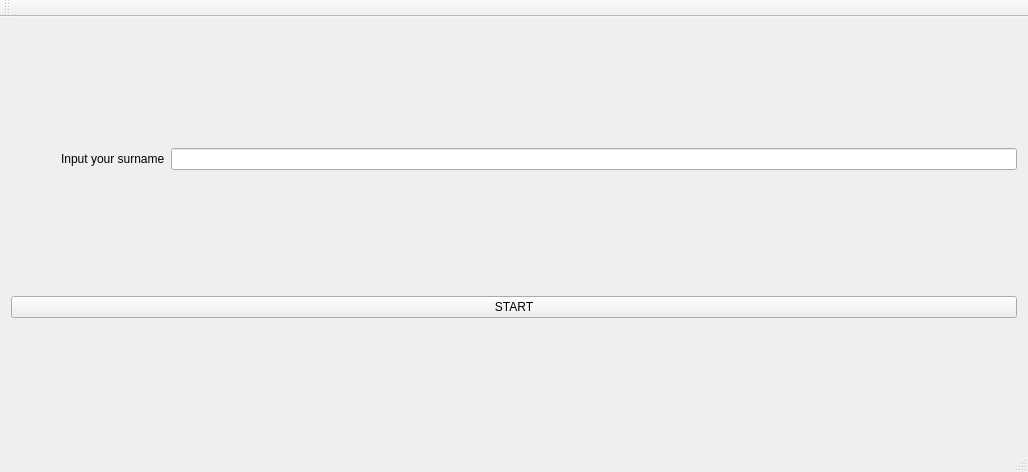
First picture: the form in mainwindow.ui, repository ValeriaGrigoruants/Platform-for-learning-programming, before the edit.
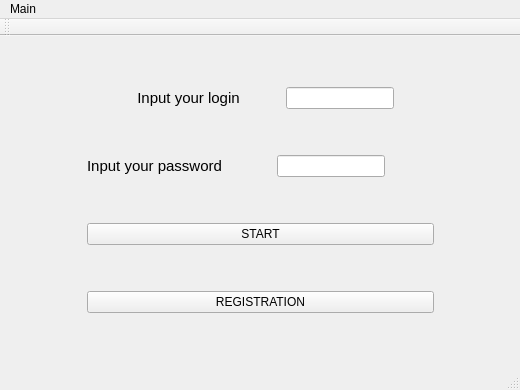
Second picture: the form after the edit.

```diff
--- a/mainwindow.ui
+++ b/mainwindow.ui
@@ -6,23 +6,21 @@
    <rect>
     <x>0</x>
     <y>0</y>
-    <width>1028</width>
-    <height>472</height>
+    <width>520</width>
+    <height>390</height>
    </rect>
   </property>
   <property name="windowTitle">
    <string>MainWindow</string>
   </property>
+  <property name="styleSheet">
+   <string notr="true">MainWindow {
+	background-color: rgb(125, 255, 216);
+}</string>
+  </property>
   <widget class="QWidget" name="centralWidget">
    <layout class="QGridLayout" name="gridLayout">
-    <item row="1" column="0">
-     <widget class="QPushButton" name="Start">
-      <property name="text">
-       <string>START</string>
-      </property>
-     </widget>
-    </item>
-    <item row="0" column="0">
+    <item row="0" column="1">
      <layout class="QHBoxLayout" name="horizontalLayout">
       <item>
        <widget class="QLabel" name="label">
@@ -39,7 +37,7 @@
          <number>0</number>
         </property>
         <property name="text">
-         <string>Input your surname</string>
+         <string>&lt;html&gt;&lt;head/&gt;&lt;body&gt;&lt;p align=&quot;center&quot;&gt;&lt;span style=&quot; font-size:11pt;&quot;&gt;Input your login&lt;/span&gt;&lt;/p&gt;&lt;/body&gt;&lt;/html&gt;</string>
         </property>
         <property name="textFormat">
          <enum>Qt::AutoText</enum>
@@ -58,11 +56,117 @@
         </property>
        </widget>
       </item>
+      <item>
+       <spacer name="horizontalSpacer_3">
+        <property name="orientation">
+         <enum>Qt::Horizontal</enum>
+        </property>
+        <property name="sizeHint" stdset="0">
+         <size>
+          <width>40</width>
+          <height>20</height>
+         </size>
+        </property>
+       </spacer>
+      </item>
       <item>
        <widget class="QLineEdit" name="surname"/>
       </item>
+      <item>
+       <spacer name="horizontalSpacer_4">
+        <property name="orientation">
+         <enum>Qt::Horizontal</enum>
+        </property>
+        <property name="sizeHint" stdset="0">
+         <size>
+          <width>40</width>
+          <height>20</height>
+         </size>
+        </property>
+       </spacer>
+      </item>
      </layout>
     </item>
+    <item row="4" column="1">
+     <widget class="QPushButton" name="Start">
+      <property name="text">
+       <string>START</string>
+      </property>
+     </widget>
+    </item>
+    <item row="1" column="1">
+     <layout class="QHBoxLayout" name="horizontalLayout_2">
+      <item>
+       <widget class="QLabel" name="label_2">
+        <property name="text">
+         <string>&lt;html&gt;&lt;head/&gt;&lt;body&gt;&lt;p align=&quot;center&quot;&gt;&lt;span style=&quot; font-size:11pt;&quot;&gt;Input your password&lt;/span&gt;&lt;/p&gt;&lt;/body&gt;&lt;/html&gt;</string>
+        </property>
+       </widget>
+      </item>
+      <item>
+       <spacer name="horizontalSpacer_5">
+        <property name="orientation">
+         <enum>Qt::Horizontal</enum>
+        </property>
+        <property name="sizeHint" stdset="0">
+         <size>
+          <width>40</width>
+          <height>20</height>
+         </size>
+        </property>
+       </spacer>
+      </item>
+      <item>
+       <widget class="QLineEdit" name="password"/>
+      </item>
+      <item>
+       <spacer name="horizontalSpacer_6">
+        <property name="orientation">
+         <enum>Qt::Horizontal</enum>
+        </property>
+        <property name="sizeHint" stdset="0">
+         <size>
+          <width>40</width>
+          <height>20</height>
+         </size>
+        </property>
+       </spacer>
+      </item>
+     </layout>
+    </item>
+    <item row="0" column="0">
+     <spacer name="horizontalSpacer">
+      <property name="orientation">
+       <enum>Qt::Horizontal</enum>
+      </property>
+      <property name="sizeHint" stdset="0">
+       <size>
+        <width>40</width>
+        <height>20</height>
+       </size>
+      </property>
+     </spacer>
+    </item>
+    <item row="0" column="2">
+     <spacer name="horizontalSpacer_2">
+      <property name="orientation">
+       <enum>Qt::Horizontal</enum>
+      </property>
+      <property name="sizeHint" stdset="0">
+       <size>
+        <width>40</width>
+        <height>20</height>
+       </size>
+      </property>
+     </spacer>
+    </item>
+    <item row="5" column="1">
+     <widget class="QPushButton" name="pushButton">
+      <property name="text">
+       <string>REGISTRATION</string>
+      </property>
+     </widget>
+    </item>
    </layout>
   </widget>
   <widget class="QMenuBar" name="menuBar">
@@ -70,10 +174,16 @@
     <rect>
      <x>0</x>
      <y>0</y>
-     <width>1028</width>
+     <width>520</width>
      <height>26</height>
     </rect>
    </property>
+   <widget class="QMenu" name="menuMain">
+    <property name="title">
+     <string>Main</string>
+    </property>
+   </widget>
+   <addaction name="menuMain"/>
   </widget>
   <widget class="QToolBar" name="mainToolBar">
    <attribute name="toolBarArea">
```
